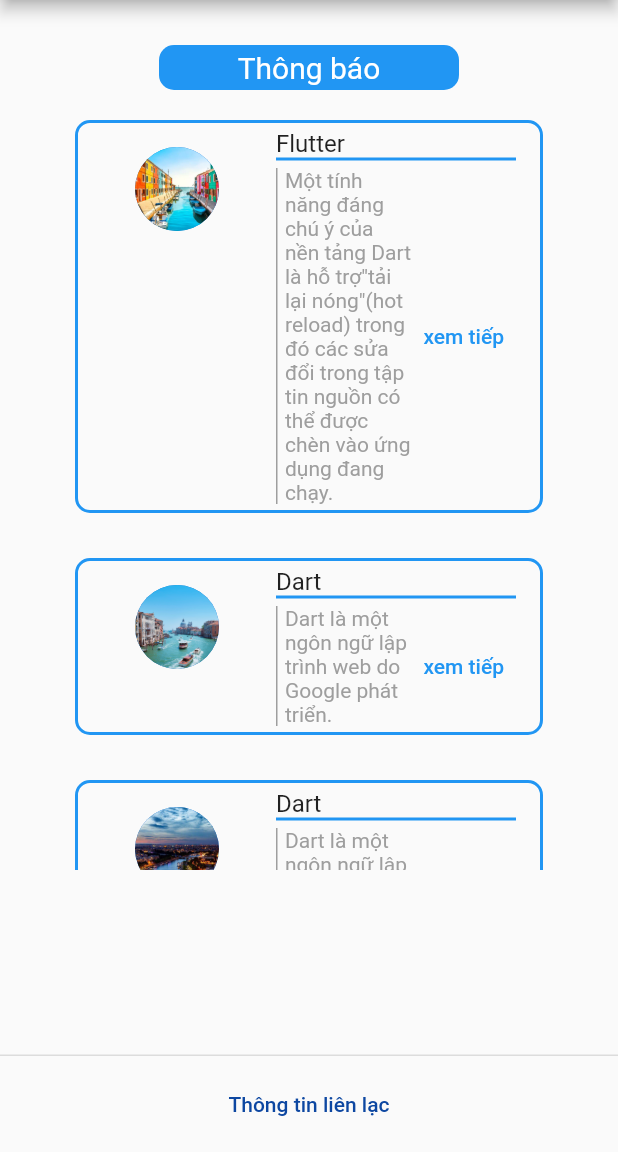
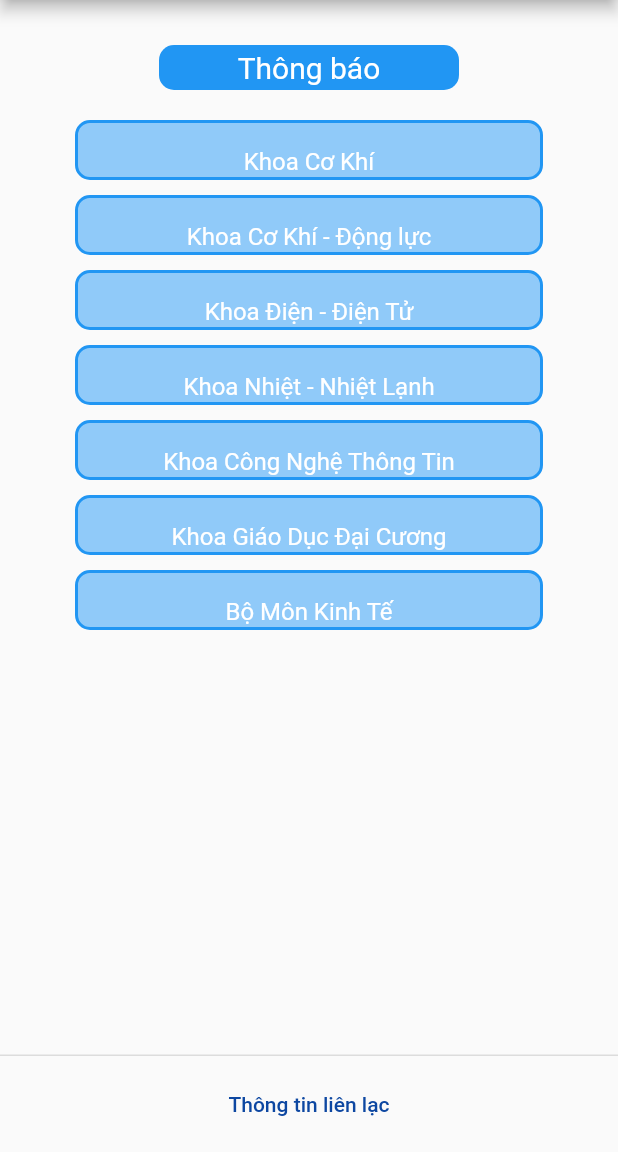
Before and after one commit to NguyenMinhDuc217/studentinformationmanagement, a Flutter app: the screen it shows after launch, on a phone screen of 412 x 824 dp, the part 84-1236 px from its top. Run offline on Flutter 3.47's test engine with Material 2 defaults, Android fonts, the light colour scheme and no system bars.

Commit message:
Department

```diff
--- a/lib/department.dart
+++ b/lib/department.dart
@@ -0,0 +1,213 @@
+import 'package:flutter/material.dart';
+import 'package:student_information_management/menu.dart';
+
+class DepartmentPage extends StatefulWidget {
+  const DepartmentPage({Key? key}) : super(key: key);
+
+  @override
+  State<DepartmentPage> createState() => _DepartmentPageState();
+}
+
+class _DepartmentPageState extends State<DepartmentPage> {
+  @override
+  Widget build(BuildContext context) {
+    Widget _menu = MenuPage();
+    Widget _post = Container(
+      width: 200,
+      height: 30,
+      decoration: BoxDecoration(
+        borderRadius: BorderRadius.circular(10),
+        color: Colors.blue,
+      ),
+      alignment: Alignment.center,
+      margin: EdgeInsets.only(top: 30, bottom: 20),
+      child: Text('Thông báo',
+          style: TextStyle(fontSize: 20, color: Colors.white)),
+    );
+    Widget _listpost = Container(
+      margin: EdgeInsets.only(left: 50, right: 50),
+      height: 500,
+      child: ListView(children: [
+        Container(
+          margin: EdgeInsets.only(bottom: 10),
+          height: 40,
+          decoration: BoxDecoration(
+            color: Colors.blue[200],
+            border: Border.all(
+              width: 2.0,
+              color: Colors.blue,
+            ),
+            borderRadius: BorderRadius.circular(10),
+          ),
+          child: ListTile(
+            title: Container(
+              alignment: Alignment.center,
+              margin: EdgeInsets.only(bottom: 5),
+              child: Text('Khoa Cơ Khí', style: TextStyle(color: Colors.white)),
+            ),
+            onTap: () {},
+          ),
+        ),
+        Container(
+          margin: EdgeInsets.only(bottom: 10),
+          height: 40,
+          decoration: BoxDecoration(
+            color: Colors.blue[200],
+            border: Border.all(
+              width: 2.0,
+              color: Colors.blue,
+            ),
+            borderRadius: BorderRadius.circular(10),
+          ),
+          child: ListTile(
+            title: Container(
+              alignment: Alignment.center,
+              margin: EdgeInsets.only(bottom: 5),
+              child: Text('Khoa Cơ Khí - Động lực', style: TextStyle(color: Colors.white)),
+            ),
+            onTap: () {},
+          ),
+        ),
+        Container(
+          margin: EdgeInsets.only(bottom: 10),
+          height: 40,
+          decoration: BoxDecoration(
+            color: Colors.blue[200],
+            border: Border.all(
+              width: 2.0,
+              color: Colors.blue,
+            ),
+            borderRadius: BorderRadius.circular(10),
+          ),
+          child: ListTile(
+            title: Container(
+              alignment: Alignment.center,
+              margin: EdgeInsets.only(bottom: 5),
+              child: Text('Khoa Điện - Điện Tử', style: TextStyle(color: Colors.white)),
+            ),
+            onTap: () {},
+          ),
+        ),
+        Container(
+          margin: EdgeInsets.only(bottom: 10),
+          height: 40,
+          decoration: BoxDecoration(
+            color: Colors.blue[200],
+            border: Border.all(
+              width: 2.0,
+              color: Colors.blue,
+            ),
+            borderRadius: BorderRadius.circular(10),
+          ),
+          child: ListTile(
+            title: Container(
+              alignment: Alignment.center,
+              margin: EdgeInsets.only(bottom: 5),
+              child: Text('Khoa Nhiệt - Nhiệt Lạnh', style: TextStyle(color: Colors.white)),
+            ),
+            onTap: () {},
+          ),
+        ),
+        Container(
+          margin: EdgeInsets.only(bottom: 10),
+          height: 40,
+          decoration: BoxDecoration(
+            color: Colors.blue[200],
+            border: Border.all(
+              width: 2.0,
+              color: Colors.blue,
+            ),
+            borderRadius: BorderRadius.circular(10),
+          ),
+          child: ListTile(
+            title: Container(
+              alignment: Alignment.center,
+              margin: EdgeInsets.only(bottom: 5),
+              child: Text('Khoa Công Nghệ Thông Tin', style: TextStyle(color: Colors.white)),
+            ),
+            onTap: () {},
+          ),
+        ),
+        Container(
+          margin: EdgeInsets.only(bottom: 10),
+          height: 40,
+          decoration: BoxDecoration(
+            color: Colors.blue[200],
+            border: Border.all(
+              width: 2.0,
+              color: Colors.blue,
+            ),
+            borderRadius: BorderRadius.circular(10),
+          ),
+          child: ListTile(
+            title: Container(
+              alignment: Alignment.center,
+              margin: EdgeInsets.only(bottom: 5),
+              child: Text('Khoa Giáo Dục Đại Cương', style: TextStyle(color: Colors.white)),
+            ),
+            onTap: () {},
+          ),
+        ),
+        Container(
+          margin: EdgeInsets.only(bottom: 10),
+          height: 40,
+          decoration: BoxDecoration(
+            color: Colors.blue[200],
+            border: Border.all(
+              width: 2.0,
+              color: Colors.blue,
+            ),
+            borderRadius: BorderRadius.circular(10),
+          ),
+          child: ListTile(
+            title: Container(
+              alignment: Alignment.center,
+              margin: EdgeInsets.only(bottom: 5),
+              child: Text('Bộ Môn Kinh Tế', style: TextStyle(color: Colors.white)),
+            ),
+            onTap: () {},
+          ),
+        ),
+      ]
+      ),
+    );
+    return Scaffold(
+      drawer: _menu,
+      appBar: AppBar(
+        centerTitle: true,
+        title: Text('LOGO'),
+      ),
+      body: SingleChildScrollView(
+        child: Column(
+          children: [
+            _post,
+            _listpost,
+          ],
+        ),
+      ),
+      // body: Center(
+      //   child: Column(
+      //     children: [
+      //       _post,
+      //       _listpost,
+      //     ],
+      //   ),
+      // ),
+      persistentFooterButtons: [
+        Container(
+          width: 900,
+          child: TextButton(
+            style: ButtonStyle(
+              foregroundColor: MaterialStateProperty.all<Color>(Colors.blue),
+            ),
+            onPressed: () {},
+            child: Text(
+              'Thông tin liên lạc',
+              style: TextStyle(color: Colors.blue[900]),
+            ),
+          ),
+        )
+      ],
+    );
+  }
+}
--- a/lib/main.dart
+++ b/lib/main.dart
@@ -1,4 +1,5 @@
 import 'package:flutter/material.dart';
+import 'package:student_information_management/department.dart';
 import 'package:student_information_management/homepage.dart';
 import 'package:student_information_management/login.dart';
 import 'package:student_information_management/notification.dart';
@@ -21,7 +22,7 @@ class MyApp extends StatelessWidget {
       theme: ThemeData(
         primarySwatch: Colors.blue,
       ),
-      home: NotificationPage(),
+      home: DepartmentPage(),
     );
   }
 }
--- a/lib/notification.dart
+++ b/lib/notification.dart
@@ -22,7 +22,7 @@ class _NotificationPagePageState extends State<NotificationPage> {
   @override
   Widget build(BuildContext context) {
     Widget _menu = MenuPage();
-    Widget _post = Container(
+    Widget _notification = Container(
       width: 200,
       height: 30,
       decoration: BoxDecoration(
@@ -34,7 +34,7 @@ class _NotificationPagePageState extends State<NotificationPage> {
       child: Text('Thông báo',
           style: TextStyle(fontSize: 20, color: Colors.white)),
     );
-    Widget _listpost = Container(
+    Widget _listnotification = Container(
       margin: EdgeInsets.only(left: 50, right: 50),
       height: 500,
       child: ListView(children: [
@@ -209,8 +209,8 @@ class _NotificationPagePageState extends State<NotificationPage> {
       body: SingleChildScrollView(
         child: Column(
           children: [
-            _post,
-            _listpost,
+            _notification,
+            _listnotification,
           ],
         ),
       ),
```
